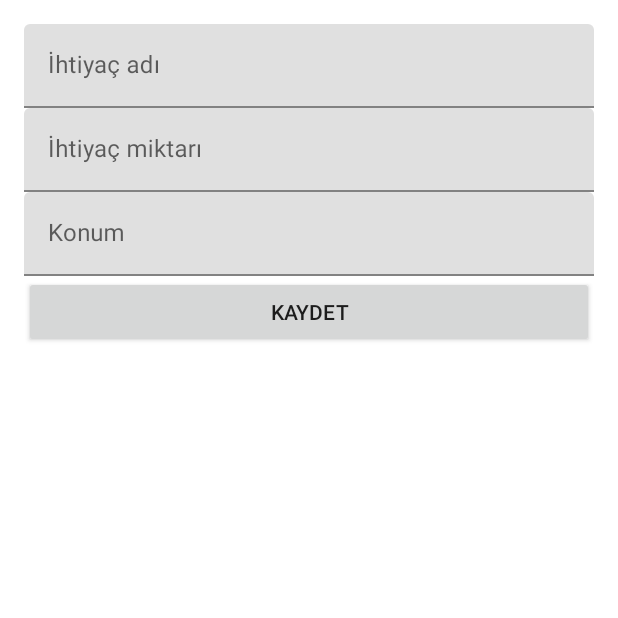
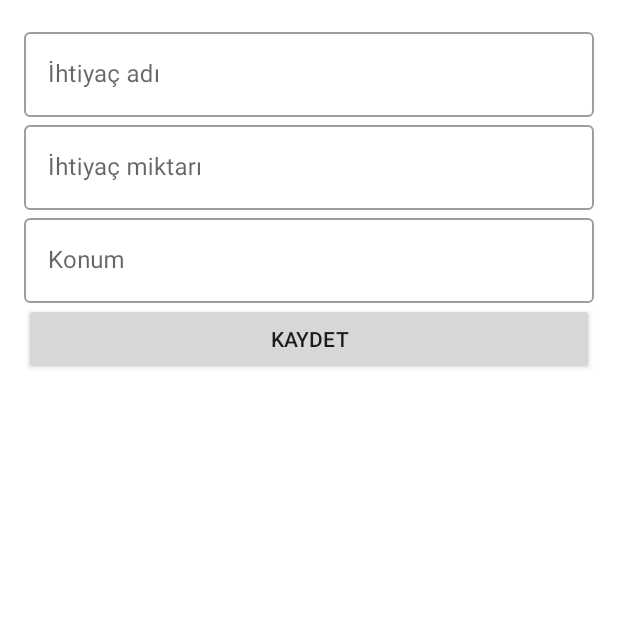
Before and after one commit to talhadengiz/tomurcuk, an Android app: the AddRequirementFragment screen opened through its navigation route, on a phone screen of 412 x 824 dp, the top half of it. Run offline under Robolectric (Android 15) with nearby library versions, the phone set to English and light mode, and no system bars; our stand-ins replace Firebase (no records; nobody signed in at launch, a user with empty details on screens opened directly).

Commit message:
AddRequirementFragment UI edited.

```diff
--- a/app/src/main/res/layout/fragment_add_requirement.xml
+++ b/app/src/main/res/layout/fragment_add_requirement.xml
@@ -10,7 +10,8 @@
     <com.google.android.material.textfield.TextInputLayout
         android:id="@+id/layout_title"
         android:layout_width="match_parent"
-        android:layout_height="wrap_content">
+        android:layout_height="wrap_content"
+        style="@style/Widget.MaterialComponents.TextInputLayout.OutlinedBox">
 
         <com.google.android.material.textfield.TextInputEditText
             android:id="@+id/et_title"
@@ -22,7 +23,8 @@
     <com.google.android.material.textfield.TextInputLayout
         android:id="@+id/layout_total"
         android:layout_width="match_parent"
-        android:layout_height="wrap_content">
+        android:layout_height="wrap_content"
+        style="@style/Widget.MaterialComponents.TextInputLayout.OutlinedBox">
 
         <com.google.android.material.textfield.TextInputEditText
             android:id="@+id/et_total"
@@ -34,7 +36,8 @@
     <com.google.android.material.textfield.TextInputLayout
         android:id="@+id/layout_location"
         android:layout_width="match_parent"
-        android:layout_height="wrap_content">
+        android:layout_height="wrap_content"
+        style="@style/Widget.MaterialComponents.TextInputLayout.OutlinedBox">
 
         <com.google.android.material.textfield.TextInputEditText
             android:id="@+id/et_location"
```
